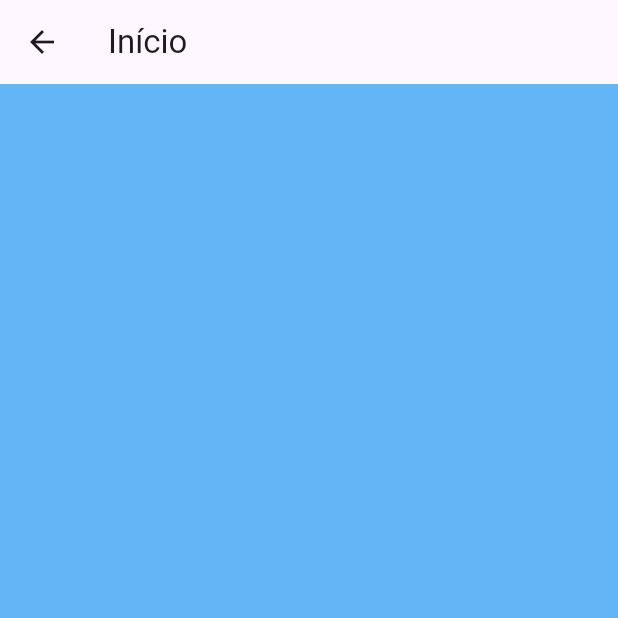
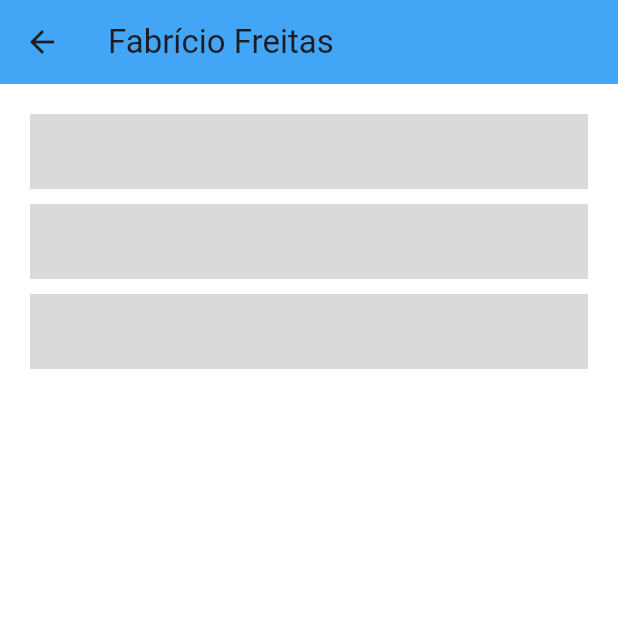
Before and after one commit to italomaia03/projeto-integrado-iv, a Flutter app: the HomePage screen opened by its route, on a phone screen of 412 x 824 dp, the top half of it. Run offline on Flutter 3.47's test engine with Material 3 defaults, Android fonts, the light colour scheme and no system bars; accounts and stored records are empty.

Commit message:
Inserindo elementos da home

```diff
--- a/lib/bd/database.dart
+++ b/lib/bd/database.dart
@@ -1,3 +1,4 @@
+import 'package:somar/models/produtor.dart';
 import 'package:somar/models/usuario.dart';
 
 class Database{
@@ -12,11 +13,40 @@ class Database{
   List<Usuario> usuarios = [
     Usuario(
       codigo: 40028922,
-      nome: 'fabricio',
+      nome: 'Fabrício Freitas',
       email: 'fabricio@gmail.com',
       senha: 'naruto',
     ),
   ];
+
+  List<Produto> produtos = [
+    Produto(
+      codigo: 1,
+      data: 'data',
+      titulo: 'Vinho padre Cícero 880mL Tinto',
+      quantidade: 100,
+      ),
+      Produto(
+      codigo: 2,
+      data: 'data',
+      titulo: 'Oléo para pernas padre Cícero',
+      quantidade: 100,
+      ),
+      Produto(
+      codigo: 3,
+      data: 'data',
+      titulo: 'Pomada padre Cícero',
+      quantidade: 200,
+      )
+  ];
+
+  void addProduto(Produto produto){
+    produtos.add(produto);
+  }
+
+  void removeProduto(int index){
+    produtos.removeAt(index);
+  }
 
   Usuario? login(String email, String senha){
     for(var usuario in usuarios){
--- /dev/null
+++ b/lib/models/produtor.dart
@@ -0,0 +1,13 @@
+class Produto {
+  final int codigo;
+  String data;
+  String titulo;
+  int quantidade;
+
+  Produto({
+    required this.codigo,
+    required this.data,
+    required this.titulo,
+    required this.quantidade,
+  });
+}
--- a/lib/pages/home/home_page.dart
+++ b/lib/pages/home/home_page.dart
@@ -1,4 +1,5 @@
 import 'package:flutter/material.dart';
+import 'package:somar/bd/database.dart';
 
 class HomePage extends StatefulWidget {
   const HomePage({super.key});
@@ -11,12 +12,30 @@ class _HomePageState extends State<HomePage> {
   @override
   Widget build(BuildContext context) {
     return Scaffold(
-      backgroundColor: Colors.blue[300],
+      backgroundColor: Color.fromARGB(255, 255, 255, 255),
       appBar: AppBar(
-        title: Text('Início'),
+        title: Text(Database().usuarioLogado?.nome ?? ''),
+        backgroundColor: Colors.blue[400],
       ),
-      body: Container(
-
+      body: Padding(
+        padding: const EdgeInsets.all(20.0),
+        child: Column(
+          children: [
+          Expanded(
+            child: ListView.builder(
+              itemCount:  Database().produtos.length,
+              itemBuilder: (context, index){
+                return Padding(
+                  padding: const EdgeInsets.only(bottom: 10),
+                  child: Container(
+                    height: 50,
+                    color: Color.fromARGB(255, 218, 218, 218),
+                  ),
+                );
+              }),
+          ),
+          ],
+        ),
       ),
     );
   }
```
